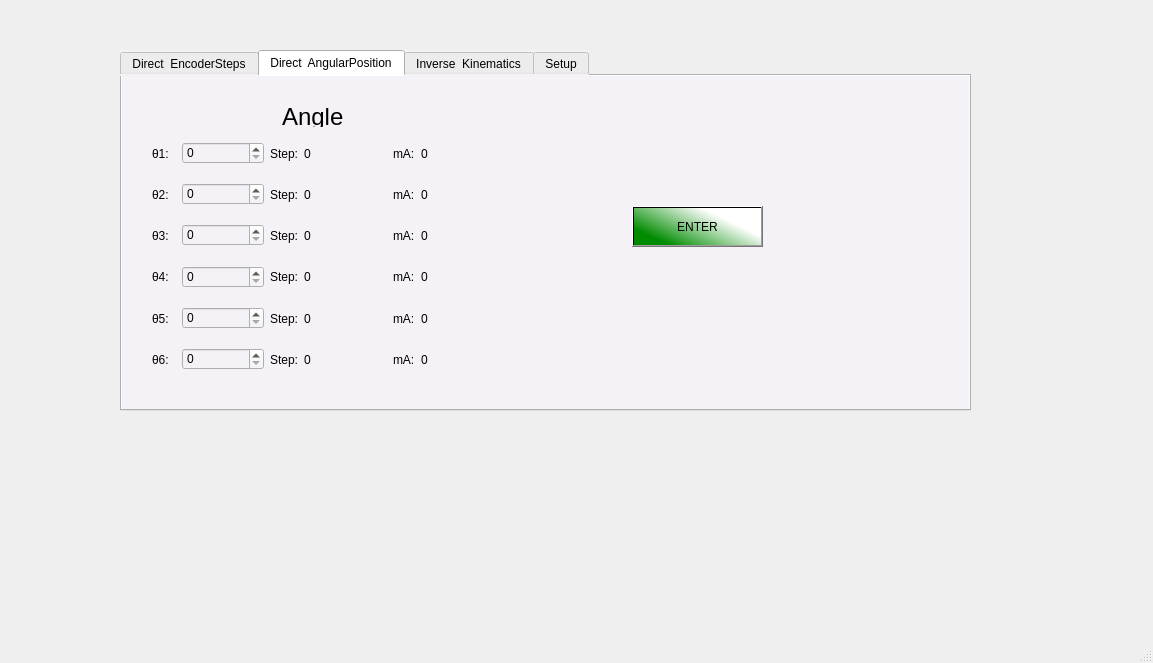
This is pyUi/ScorbotUI/pyqtLib/qtfiles/UiClass.ui in Alfystar/Scorbot-CA as Qt 5 draws it before an edit. The edited form follows.
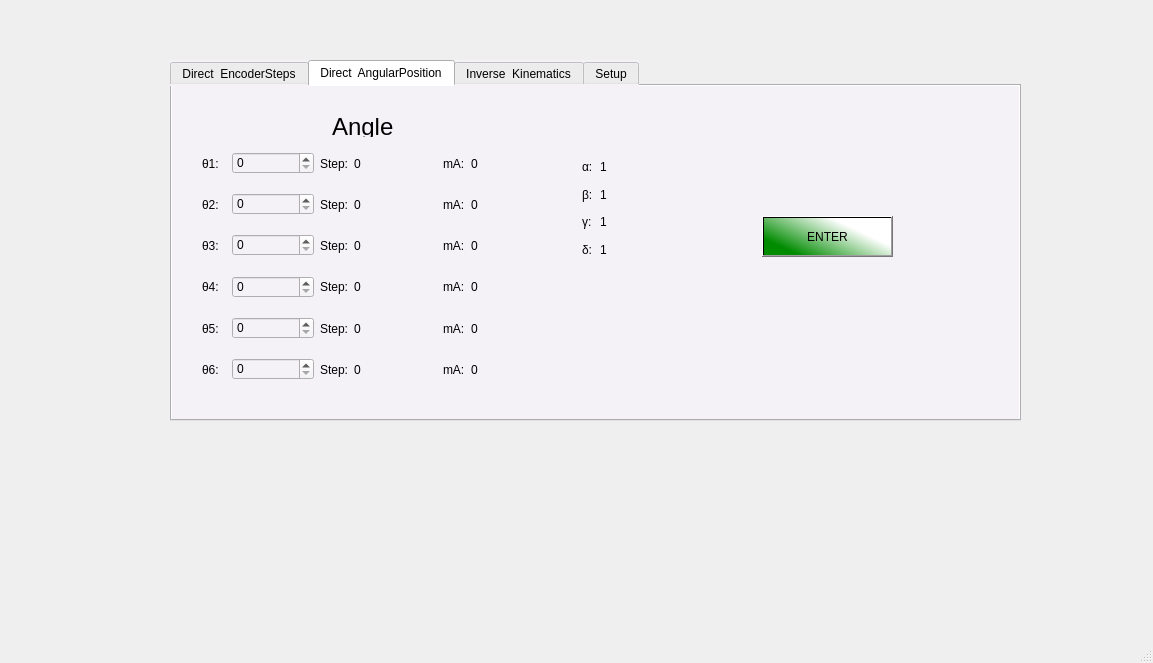
This is the edited form. The open tabs and pages were chosen to show the change. Icons and pictures are not drawn.

Diff of the .ui file:
```diff
--- a/pyUi/ScorbotUI/pyqtLib/qtfiles/UiClass.ui
+++ b/pyUi/ScorbotUI/pyqtLib/qtfiles/UiClass.ui
@@ -39,8 +39,8 @@
    <widget class="QTabWidget" name="tabWidget">
     <property name="geometry">
      <rect>
-      <x>120</x>
-      <y>50</y>
+      <x>170</x>
+      <y>60</y>
       <width>851</width>
       <height>361</height>
      </rect>
@@ -850,7 +850,7 @@
      <widget class="QPushButton" name="PulsanteInvioPAginaAdvance">
       <property name="geometry">
        <rect>
-        <x>510</x>
+        <x>590</x>
         <y>130</y>
         <width>131</width>
         <height>41</height>
@@ -863,6 +863,90 @@
        <string>ENTER</string>
       </property>
      </widget>
+     <widget class="QWidget" name="">
+      <property name="geometry">
+       <rect>
+        <x>410</x>
+        <y>70</y>
+        <width>30</width>
+        <height>104</height>
+       </rect>
+      </property>
+      <layout class="QVBoxLayout" name="verticalLayout">
+       <item>
+        <layout class="QHBoxLayout" name="horizontalLayout_10">
+         <item>
+          <widget class="QLabel" name="alpha">
+           <property name="text">
+            <string>α:</string>
+           </property>
+          </widget>
+         </item>
+         <item>
+          <widget class="QLabel" name="alphaVal">
+           <property name="text">
+            <string>1</string>
+           </property>
+          </widget>
+         </item>
+        </layout>
+       </item>
+       <item>
+        <layout class="QHBoxLayout" name="horizontalLayout_11">
+         <item>
+          <widget class="QLabel" name="beta">
+           <property name="text">
+            <string>β:</string>
+           </property>
+          </widget>
+         </item>
+         <item>
+          <widget class="QLabel" name="betaVal">
+           <property name="text">
+            <string>1</string>
+           </property>
+          </widget>
+         </item>
+        </layout>
+       </item>
+       <item>
+        <layout class="QHBoxLayout" name="horizontalLayout_12">
+         <item>
+          <widget class="QLabel" name="gamma">
+           <property name="text">
+            <string>γ:</string>
+           </property>
+          </widget>
+         </item>
+         <item>
+          <widget class="QLabel" name="gammaVal">
+           <property name="text">
+            <string>1</string>
+           </property>
+          </widget>
+         </item>
+        </layout>
+       </item>
+       <item>
+        <layout class="QHBoxLayout" name="horizontalLayout_13">
+         <item>
+          <widget class="QLabel" name="delta">
+           <property name="text">
+            <string>δ:</string>
+           </property>
+          </widget>
+         </item>
+         <item>
+          <widget class="QLabel" name="deltaVal">
+           <property name="text">
+            <string>1</string>
+           </property>
+          </widget>
+         </item>
+        </layout>
+       </item>
+      </layout>
+     </widget>
     </widget>
     <widget class="QWidget" name="Inverse">
      <attribute name="title">
```
Left out of the diff: 14 changed lines with no effect on the pictures.
